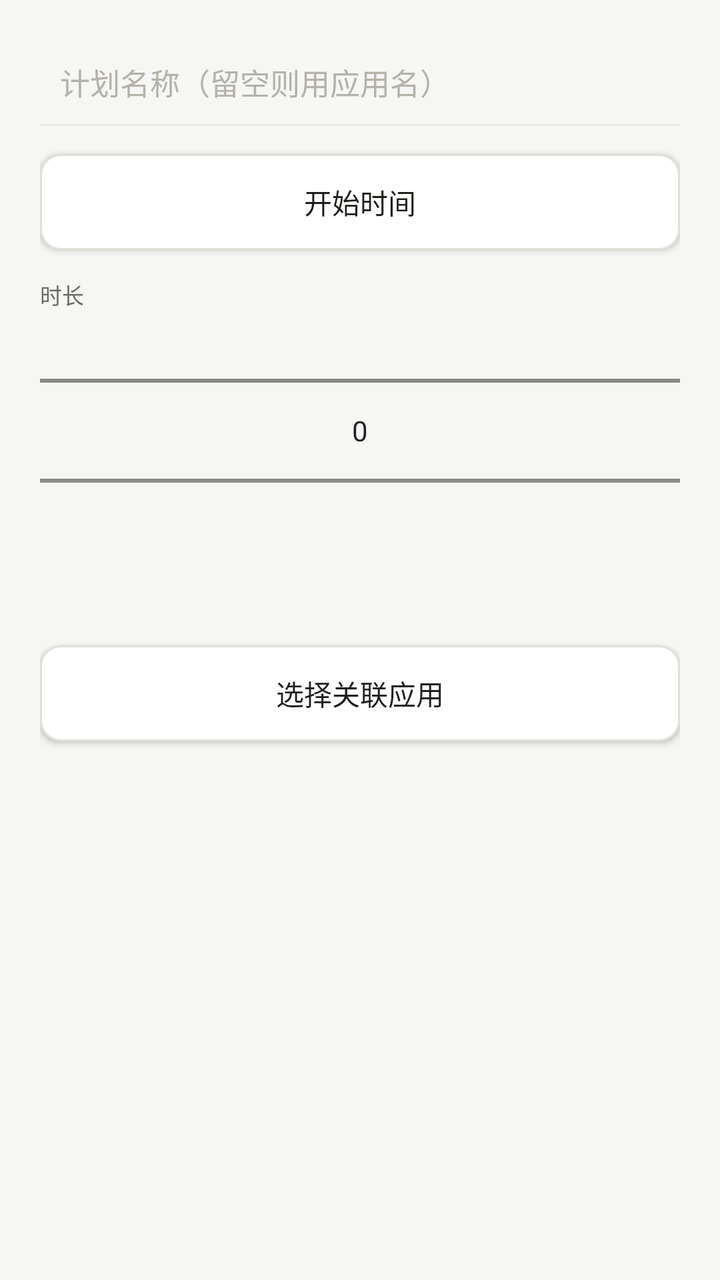
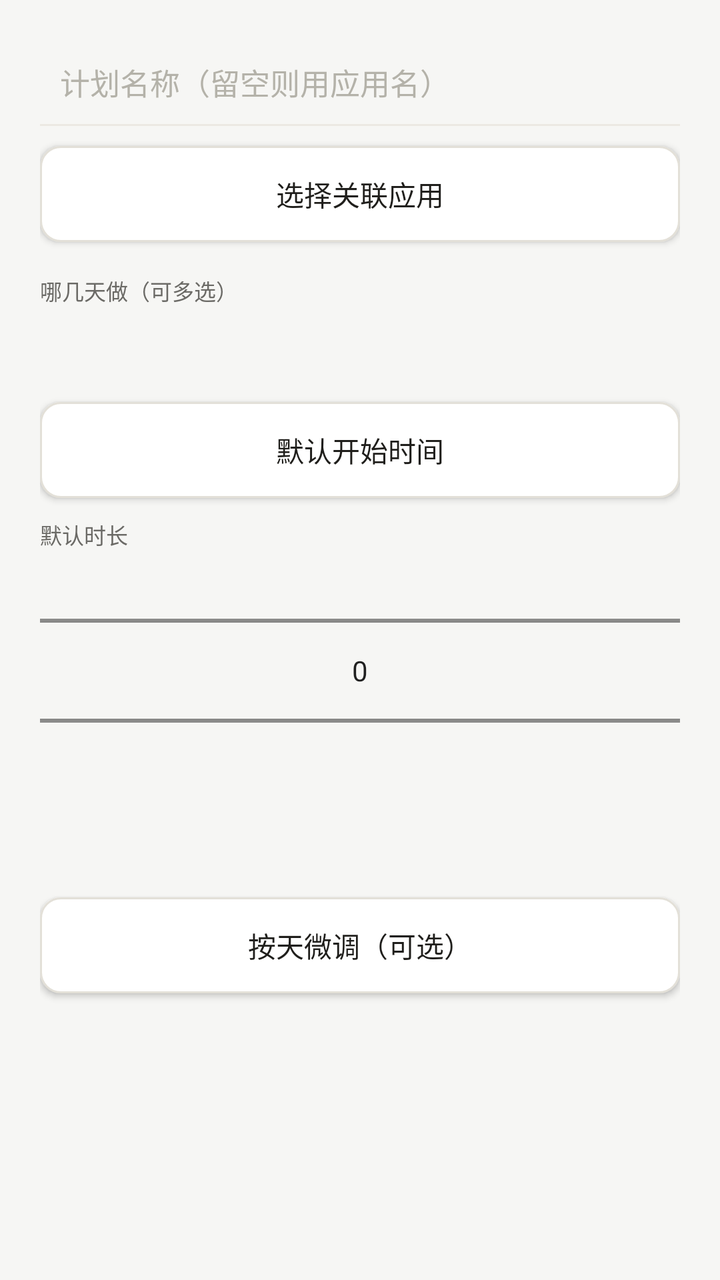

The first picture is an Android layout as it rendered before a commit; the second is the same layout after the commit. The layout source and the unified diff follow.
<!-- AndroidManifest.xml: application theme Theme.ClosedLoop -->
<!-- res/layout/dialog_plan.xml -->
<?xml version="1.0" encoding="utf-8"?>
<LinearLayout xmlns:android="http://schemas.android.com/apk/res/android"
    android:layout_width="match_parent"
    android:layout_height="wrap_content"
    android:orientation="vertical"
    android:padding="20dp">

    <EditText
        android:id="@+id/editName"
        android:layout_width="match_parent"
        android:layout_height="wrap_content"
        android:background="@android:color/transparent"
        android:hint="计划名称（留空则用应用名）"
        android:inputType="text"
        android:padding="10dp"
        android:textColorHint="#B4B2A9"
        android:textSize="15sp" />

    <View
        android:layout_width="match_parent"
        android:layout_height="1dp"
        android:background="#ECE9E2" />

    <Button
        android:id="@+id/btnTime"
        android:layout_width="match_parent"
        android:layout_height="wrap_content"
        android:layout_marginTop="14dp"
        android:background="@drawable/bg_btn_outline"
        android:text="开始时间"
        android:textColor="#1F1E1B" />

    <TextView
        android:layout_width="match_parent"
        android:layout_height="wrap_content"
        android:layout_marginTop="14dp"
        android:text="时长"
        android:textColor="#6B6A66"
        android:textSize="11sp" />

    <NumberPicker
        android:id="@+id/pickerDur"
        android:layout_width="match_parent"
        android:layout_height="120dp" />

    
    <EditText
        android:id="@+id/editCustom"
        android:layout_width="match_parent"
        android:layout_height="wrap_content"
        android:hint="自定义分钟数（1-999）"
        android:inputType="number"
        android:textColorHint="#B4B2A9"
        android:visibility="invisible" />

    <Button
        android:id="@+id/btnApps"
        android:layout_width="match_parent"
        android:layout_height="wrap_content"
        android:layout_marginTop="4dp"
        android:background="@drawable/bg_btn_outline"
        android:text="选择关联应用"
        android:textColor="#1F1E1B" />
</LinearLayout>
<!-- resources referenced by this layout -->
<resources>
  <!-- drawable bg_btn_outline (drawable) -->
  <?xml version="1.0" encoding="utf-8"?>
  <shape xmlns:android="http://schemas.android.com/apk/res/android"
      android:shape="rectangle">
      <solid android:color="#FFFFFF" />
      <stroke android:width="1dp" android:color="#E3E0D8" />
      <corners android:radius="10dp" />
  </shape>
  <style name="Theme.ClosedLoop" parent="Theme.AppCompat.Light.NoActionBar">
          <item name="colorAccent">#22A06B</item>
          <item name="android:windowBackground">#F6F6F4</item>
          <item name="android:statusBarColor">#F6F6F4</item>
          <item name="android:windowLightStatusBar">true</item>
      </style>
</resources>

<!-- the commit's change to res/layout/dialog_plan.xml (unified diff, before → after) -->
@@ -1,64 +1,118 @@
 <?xml version="1.0" encoding="utf-8"?>
-<LinearLayout xmlns:android="http://schemas.android.com/apk/res/android"
+<ScrollView xmlns:android="http://schemas.android.com/apk/res/android"
     android:layout_width="match_parent"
-    android:layout_height="wrap_content"
-    android:orientation="vertical"
-    android:padding="20dp">
+    android:layout_height="wrap_content">
 
-    <EditText
-        android:id="@+id/editName"
+    <LinearLayout
         android:layout_width="match_parent"
         android:layout_height="wrap_content"
-        android:background="@android:color/transparent"
-        android:hint="计划名称（留空则用应用名）"
-        android:inputType="text"
-        android:padding="10dp"
-        android:textColorHint="#B4B2A9"
-        android:textSize="15sp" />
+        android:orientation="vertical"
+        android:padding="20dp">
 
-    <View
-        android:layout_width="match_parent"
-        android:layout_height="1dp"
-        android:background="#ECE9E2" />
+        <EditText
+            android:id="@+id/editName"
+            android:layout_width="match_parent"
+            android:layout_height="wrap_content"
+            android:background="@android:color/transparent"
+            android:hint="计划名称（留空则用应用名）"
+            android:inputType="text"
+            android:padding="10dp"
+            android:textColorHint="#B4B2A9"
+            android:textSize="15sp" />
 
-    <Button
-        android:id="@+id/btnTime"
-        android:layout_width="match_parent"
-        android:layout_height="wrap_content"
-        android:layout_marginTop="14dp"
-        android:background="@drawable/bg_btn_outline"
-        android:text="开始时间"
-        android:textColor="#1F1E1B" />
+        <View
+            android:layout_width="match_parent"
+            android:layout_height="1dp"
+            android:background="#ECE9E2" />
 
-    <TextView
-        android:layout_width="match_parent"
-        android:layout_height="wrap_content"
-        android:layout_marginTop="14dp"
-        android:text="时长"
-        android:textColor="#6B6A66"
-        android:textSize="11sp" />
+        <Button
+            android:id="@+id/btnApps"
+            android:layout_width="match_parent"
+            android:layout_height="wrap_content"
+            android:layout_marginTop="10dp"
+            android:background="@drawable/bg_btn_outline"
+            android:text="选择关联应用"
+            android:textColor="#1F1E1B" />
 
-    <NumberPicker
-        android:id="@+id/pickerDur"
-        android:layout_width="match_parent"
-        android:layout_height="120dp" />
+        
+        <TextView
+            android:layout_width="match_parent"
+            android:layout_height="wrap_content"
+            android:layout_marginTop="16dp"
+            android:text="哪几天做（可多选）"
+            android:textColor="#6B6A66"
+            android:textSize="11sp" />
 
-    
-    <EditText
-        android:id="@+id/editCustom"
-        android:layout_width="match_parent"
-        android:layout_height="wrap_content"
-        android:hint="自定义分钟数（1-999）"
-        android:inputType="number"
-        android:textColorHint="#B4B2A9"
-        android:visibility="invisible" />
+        <LinearLayout
+            android:id="@+id/dayRow"
+            android:layout_width="match_parent"
+            android:layout_height="wrap_content"
+            android:layout_marginTop="6dp"
+            android:orientation="horizontal" />
 
-    <Button
-        android:id="@+id/btnApps"
-        android:layout_width="match_parent"
-        android:layout_height="wrap_content"
-        android:layout_marginTop="4dp"
-        android:background="@drawable/bg_btn_outline"
-        android:text="选择关联应用"
-        android:textColor="#1F1E1B" />
-</LinearLayout>
+        <LinearLayout
+            android:id="@+id/weekRow"
+            android:layout_width="match_parent"
+            android:layout_height="wrap_content"
+            android:layout_marginTop="10dp"
+            android:orientation="horizontal" />
+
+        <TextView
+            android:id="@+id/weekHint"
+            android:layout_width="match_parent"
+            android:layout_height="wrap_content"
+            android:layout_marginTop="4dp"
+            android:textColor="#B4B2A9"
+            android:textSize="10sp" />
+
+        
+        <Button
+            android:id="@+id/btnTime"
+            android:layout_width="match_parent"
+            android:layout_height="wrap_content"
+            android:layout_marginTop="14dp"
+            android:background="@drawable/bg_btn_outline"
+            android:text="默认开始时间"
+            android:textColor="#1F1E1B" />
+
+        <TextView
+            android:layout_width="match_parent"
+            android:layout_height="wrap_content"
+            android:layout_marginTop="10dp"
+            android:text="默认时长"
+            android:textColor="#6B6A66"
+            android:textSize="11sp" />
+
+        <NumberPicker
+            android:id="@+id/pickerDur"
+            android:layout_width="match_parent"
+            android:layout_height="120dp" />
+
+        
+        <EditText
+            android:id="@+id/editCustom"
+            android:layout_width="match_parent"
+            android:layout_height="wrap_content"
+            android:hint="自定义分钟数（1-999）"
+            android:inputType="number"
+            android:textColorHint="#B4B2A9"
+            android:visibility="invisible" />
+
+        <Button
+            android:id="@+id/btnPerDay"
+            android:layout_width="match_parent"
+            android:layout_height="wrap_content"
+            android:layout_marginTop="10dp"
+            android:background="@drawable/bg_btn_outline"
+            android:text="按天微调（可选）"
+            android:textColor="#1F1E1B" />
+
+        <TextView
+            android:id="@+id/perDayHint"
+            android:layout_width="match_parent"
+            android:layout_height="wrap_content"
+            android:layout_marginTop="4dp"
+            android:textColor="#B4B2A9"
+            android:textSize="10sp" />
+    </LinearLayout>
+</ScrollView>
